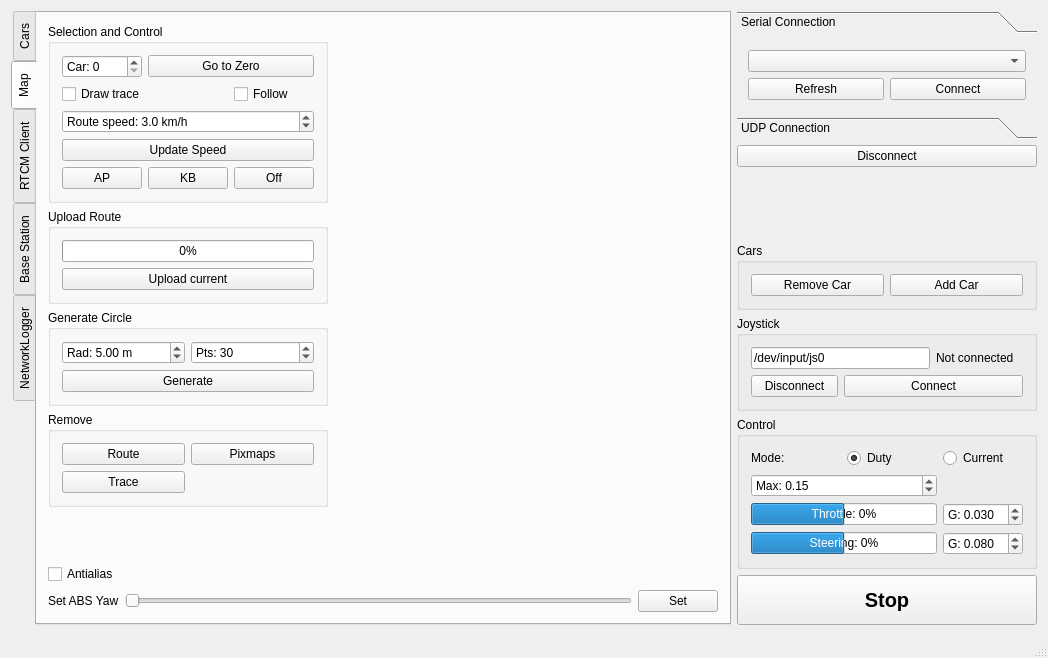
This is Linux/RC_Car_Tool/mainwindow.ui in vedderb/rise_sdvp as Qt 5 draws it before an edit. The edited form follows.
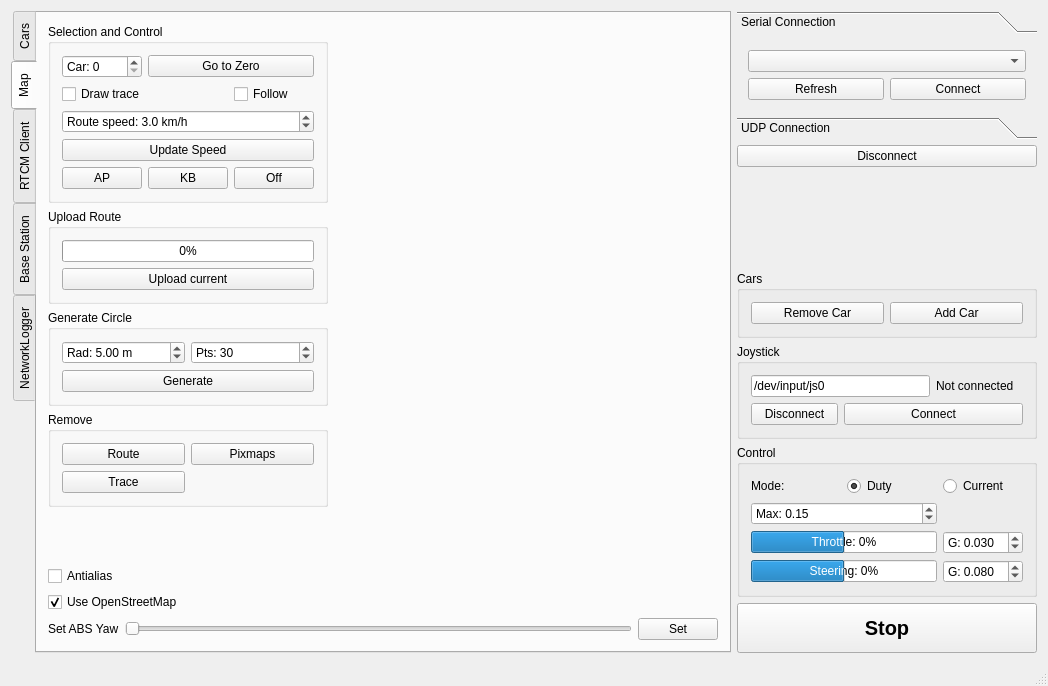
This is the edited form. The open tabs and pages were chosen to show the change. Custom widgets are drawn as their Qt base class.

Commit message: OpenStreetMap fixes and optimization

Patch:
```diff
--- a/Linux/RC_Car_Tool/mainwindow.ui
+++ b/Linux/RC_Car_Tool/mainwindow.ui
@@ -7,7 +7,7 @@
     <x>0</x>
     <y>0</y>
     <width>1048</width>
-    <height>658</height>
+    <height>686</height>
    </rect>
   </property>
   <property name="windowTitle">
@@ -264,6 +264,16 @@
               </property>
              </widget>
             </item>
+            <item>
+             <widget class="QCheckBox" name="mapOpenStreetMapBox">
+              <property name="text">
+               <string>Use OpenStreetMap</string>
+              </property>
+              <property name="checked">
+               <bool>true</bool>
+              </property>
+             </widget>
+            </item>
            </layout>
           </item>
           <item>
```
Left out of the diff: 6 changed lines with no effect on the pictures. The commit also changes 6 other files.
